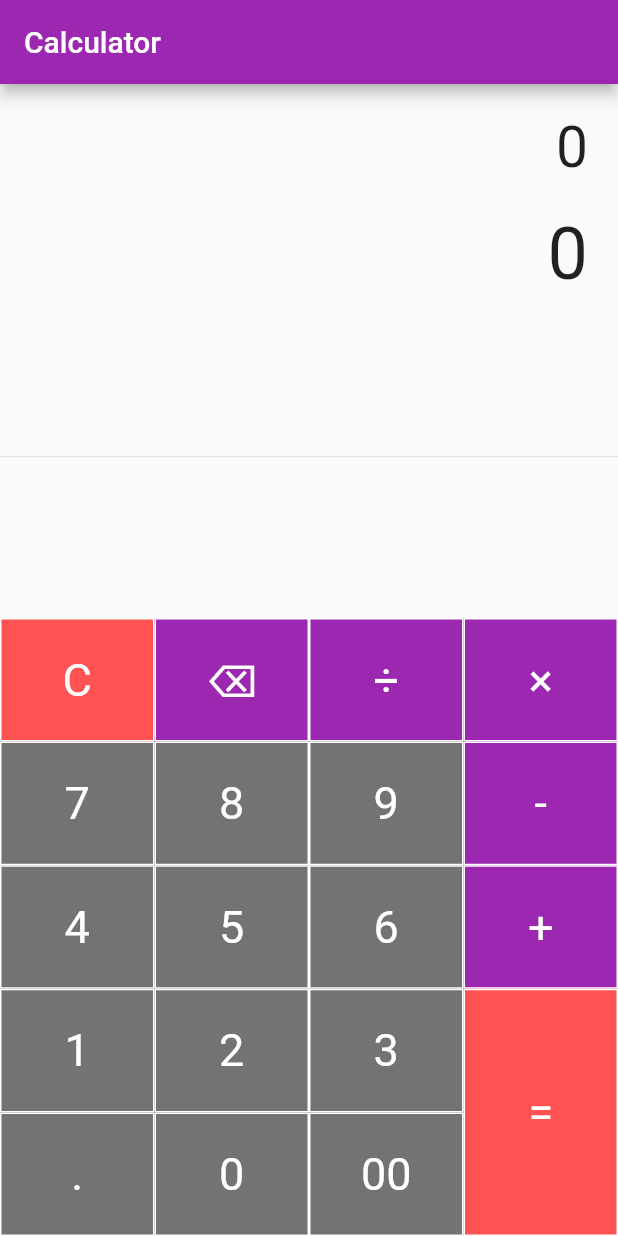
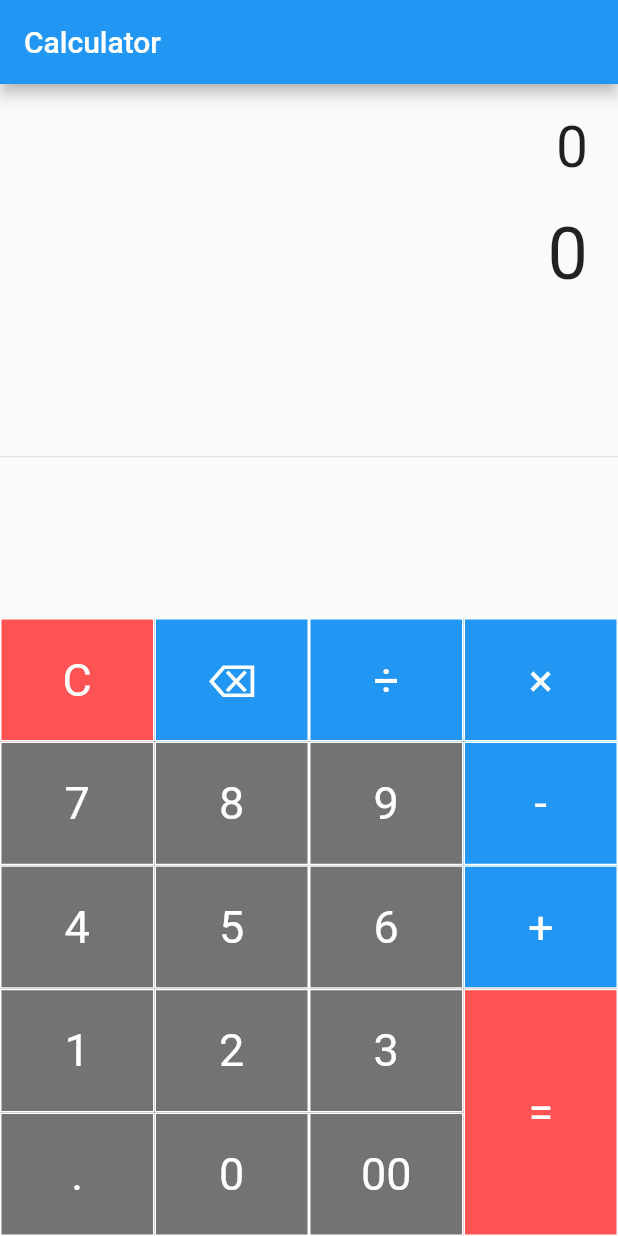
Before and after one commit to adiShinwari/simple_calculator, a Flutter app: the screen it shows after launch, on a phone screen of 412 x 824 dp. Run offline on Flutter 3.47's test engine with Material 2 defaults, Android fonts, the light colour scheme and no system bars; our stand-ins replace math_expressions.

Commit message:
changed colors

```diff
--- a/lib/main.dart
+++ b/lib/main.dart
@@ -22,7 +22,7 @@ class Calculator extends StatelessWidget {
         debugShowCheckedModeBanner: false,
         title: 'Calculator',
         theme: ThemeData(
-          primarySwatch: Colors.purple,
+          primarySwatch: Colors.blue,
         ),
         home: const ScientificCalculator(),
       ),
@@ -84,8 +84,8 @@ class _ScientificCalculatorState extends State<ScientificCalculator> {
                       children: [
                         buildButton(
                             'C', 0.1, Colors.redAccent, provider, context),
-                        buildButton('⌫', 0.1, Colors.purple, provider, context),
-                        buildButton('÷', 0.1, Colors.purple, provider, context),
+                        buildButton('⌫', 0.1, Colors.blue, provider, context),
+                        buildButton('÷', 0.1, Colors.blue, provider, context),
                       ],
                     ),
                     TableRow(
@@ -137,17 +137,17 @@ class _ScientificCalculatorState extends State<ScientificCalculator> {
                   children: [
                     TableRow(
                       children: [
-                        buildButton('×', 0.1, Colors.purple, provider, context),
+                        buildButton('×', 0.1, Colors.blue, provider, context),
                       ],
                     ),
                     TableRow(
                       children: [
-                        buildButton('-', 0.1, Colors.purple, provider, context),
+                        buildButton('-', 0.1, Colors.blue, provider, context),
                       ],
                     ),
                     TableRow(
                       children: [
-                        buildButton('+', 0.1, Colors.purple, provider, context),
+                        buildButton('+', 0.1, Colors.blue, provider, context),
                       ],
                     ),
                     TableRow(
```
